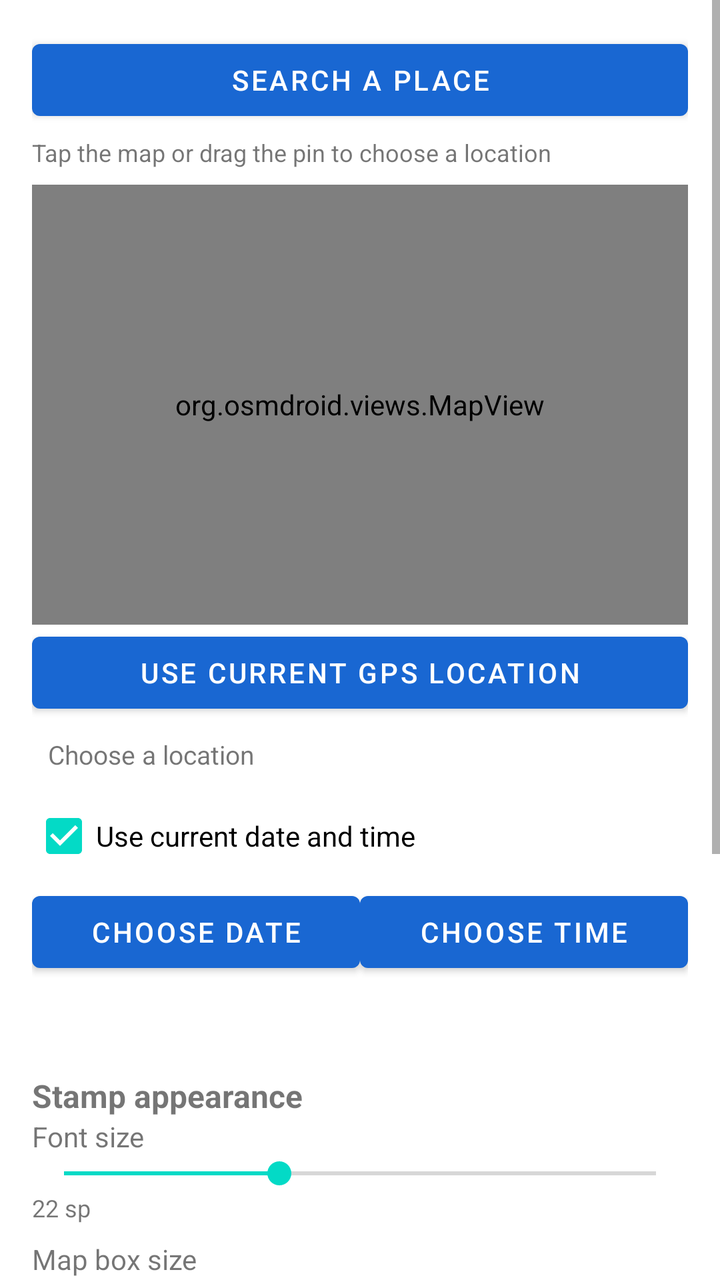
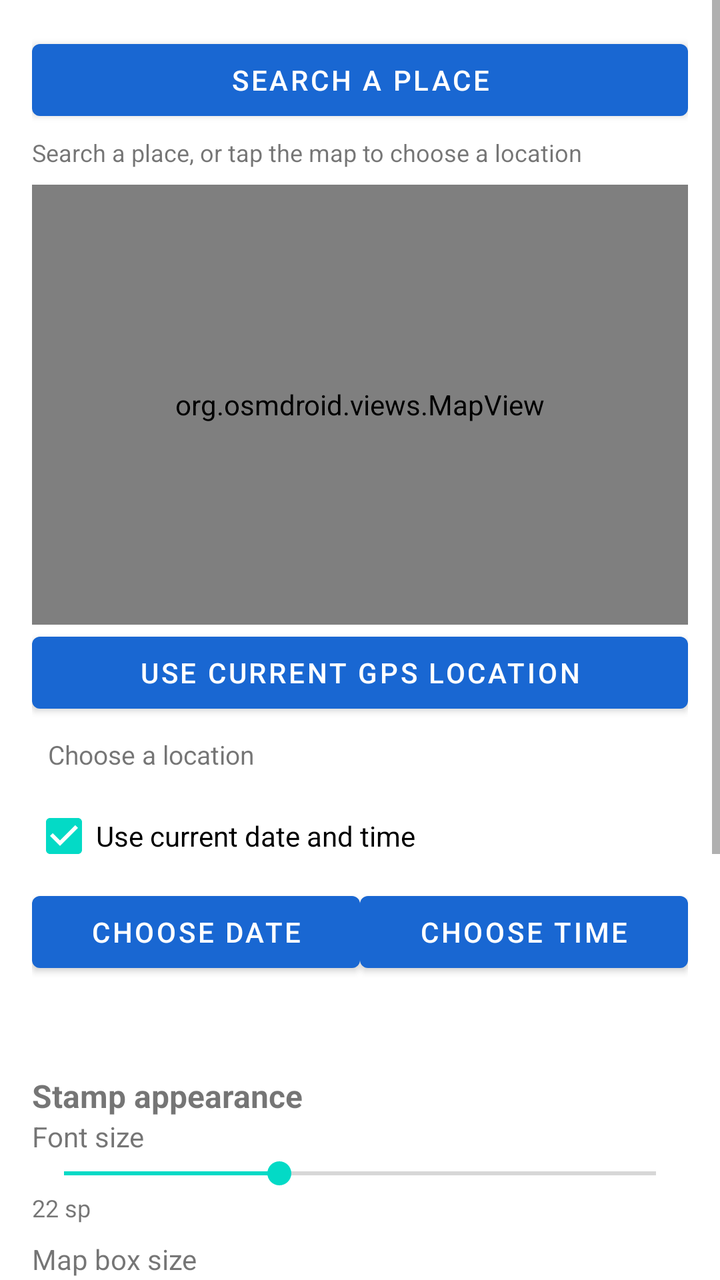

Two renders of the same Android screen: before a commit and after it. Below are the layout's source before the change and the commit's diff.
<!-- AndroidManifest.xml: application theme Theme.GpsMapCamera -->
<!-- res/layout/dialog_stamp_options.xml -->
<ScrollView xmlns:android="http://schemas.android.com/apk/res/android"
    android:layout_width="match_parent" android:layout_height="match_parent" android:fillViewport="true">
    <LinearLayout android:layout_width="match_parent" android:layout_height="wrap_content"
        android:orientation="vertical" android:padding="16dp">
        <Button android:id="@+id/searchPlaceButton" android:layout_width="match_parent"
            android:layout_height="wrap_content" android:text="Search a place"/>
        <TextView android:layout_width="match_parent" android:layout_height="wrap_content"
            android:text="Tap the map or drag the pin to choose a location" android:textSize="12sp"
            android:layout_marginTop="4dp"/>
        <org.osmdroid.views.MapView android:id="@+id/locationMap"
            android:layout_width="match_parent" android:layout_height="220dp"
            android:layout_marginTop="8dp"/>
        <Button android:id="@+id/useGpsButton" android:layout_width="match_parent"
            android:layout_height="wrap_content" android:text="Use current GPS location"/>
        <TextView android:id="@+id/locationSummary" android:layout_width="match_parent"
            android:layout_height="wrap_content" android:text="Choose a location"
            android:padding="8dp" android:textSize="13sp"/>
        <CheckBox android:id="@+id/useCurrentTime" android:layout_width="match_parent"
            android:layout_height="wrap_content" android:text="Use current date and time"
            android:checked="true"/>
        <LinearLayout android:layout_width="match_parent" android:layout_height="wrap_content"
            android:orientation="horizontal">
            <Button android:id="@+id/pickDateButton" android:layout_width="0dp"
                android:layout_weight="1" android:layout_height="wrap_content" android:text="Choose date"/>
            <Button android:id="@+id/pickTimeButton" android:layout_width="0dp"
                android:layout_weight="1" android:layout_height="wrap_content" android:text="Choose time"/>
        </LinearLayout>
        <TextView android:id="@+id/dateTimeSummary" android:layout_width="match_parent"
            android:layout_height="wrap_content" android:padding="8dp"/>
        <TextView android:layout_width="match_parent" android:layout_height="wrap_content"
            android:text="Stamp appearance" android:textStyle="bold" android:textSize="16sp"
            android:layout_marginTop="12dp" />
        <TextView android:layout_width="match_parent" android:layout_height="wrap_content"
            android:text="Font size" />
        <SeekBar android:id="@+id/stampFontSize" android:layout_width="match_parent"
            android:layout_height="wrap_content" android:max="22" android:progress="8" />
        <TextView android:id="@+id/fontSizeValue" android:layout_width="match_parent"
            android:layout_height="wrap_content" android:text="22 sp" android:textSize="12sp" />
        <TextView android:layout_width="match_parent" android:layout_height="wrap_content"
            android:text="Map box size" android:layout_marginTop="8dp" />
        <SeekBar android:id="@+id/stampMapSize" android:layout_width="match_parent"
            android:layout_height="wrap_content" android:max="110" android:progress="55" />
        <TextView android:id="@+id/mapSizeValue" android:layout_width="match_parent"
            android:layout_height="wrap_content" android:text="145 dp" android:textSize="12sp" />
        <TextView android:layout_width="match_parent" android:layout_height="wrap_content"
            android:text="Font color" android:layout_marginTop="8dp" />
        <Spinner android:id="@+id/stampFontColor" android:layout_width="match_parent"
            android:layout_height="wrap_content" />
        <TextView android:layout_width="match_parent" android:layout_height="wrap_content"
            android:text="Show on stamp" android:textStyle="bold" android:layout_marginTop="8dp" />
        <CheckBox android:id="@+id/showAddressLine" android:layout_width="match_parent"
            android:layout_height="wrap_content" android:text="Show address / area" android:checked="true" />
        <CheckBox android:id="@+id/showCoordinates" android:layout_width="match_parent"
            android:layout_height="wrap_content" android:text="Show latitude and longitude" android:checked="true" />
        <CheckBox android:id="@+id/showDateTime" android:layout_width="match_parent"
            android:layout_height="wrap_content" android:text="Show date and time" android:checked="true" />
        <Button android:id="@+id/applyOptionsButton" android:layout_width="match_parent"
            android:layout_height="wrap_content" android:text="Preview stamp"/>
    </LinearLayout>
</ScrollView>
<!-- resources referenced by this layout -->
<resources>
  <style name="Theme.GpsMapCamera" parent="Theme.MaterialComponents.DayNight.NoActionBar">
          <item name="colorPrimary">#1967D2</item>
          <item name="colorPrimaryVariant">#174EA6</item>
          <item name="colorOnPrimary">#FFFFFF</item>
      </style>
</resources>

<!-- the commit's change to res/layout/dialog_stamp_options.xml (unified diff, before → after) -->
@@ -5,7 +5,7 @@
         <Button android:id="@+id/searchPlaceButton" android:layout_width="match_parent"
             android:layout_height="wrap_content" android:text="Search a place"/>
         <TextView android:layout_width="match_parent" android:layout_height="wrap_content"
-            android:text="Tap the map or drag the pin to choose a location" android:textSize="12sp"
+            android:text="Search a place, or tap the map to choose a location" android:textSize="12sp"
             android:layout_marginTop="4dp"/>
         <org.osmdroid.views.MapView android:id="@+id/locationMap"
             android:layout_width="match_parent" android:layout_height="220dp"
